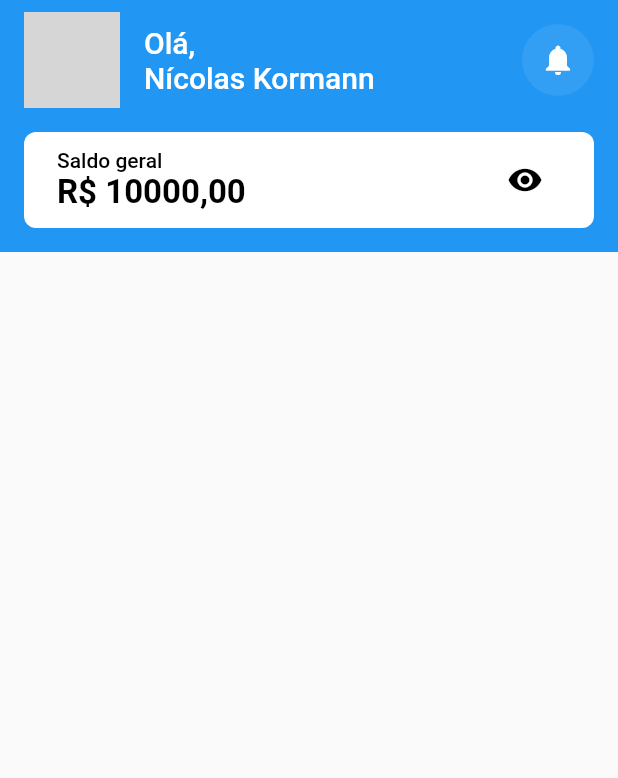
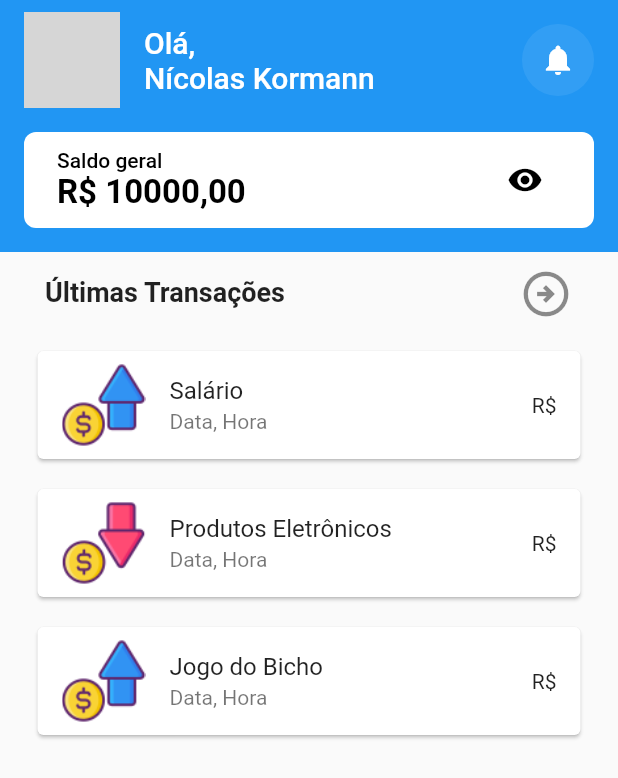
Before and after one commit to Luanftg/PIT01GP01, a Flutter app: the screen it shows after launch, on a phone screen of 412 x 824 dp. Shown: the top 778 px of the screen. Run offline on Flutter 3.47's test engine with Material 2 defaults, Android fonts, the phone set to English and light mode, and no system bars; network calls fail; grey boxes are pictures that could not be loaded.

Commit message:
[feat]: add body_transactions.dart

```diff
--- a/finances_group/lib/src/view/pages/home_page.dart
+++ b/finances_group/lib/src/view/pages/home_page.dart
@@ -1,5 +1,6 @@
 import 'package:finances_group/src/view/widgets/homepage/app_bar.dart';
 import 'package:finances_group/src/view/widgets/homepage/balance.dart';
+import 'package:finances_group/src/view/widgets/homepage/body_transactions.dart';
 import 'package:flutter/material.dart';
 
 class HomePage extends StatelessWidget {
@@ -12,6 +13,7 @@ class HomePage extends StatelessWidget {
         body: ListView(
           children: const [
             BalanceSection(),
+            Bodytest(),
           ],
         ));
   }
--- /dev/null
+++ b/finances_group/lib/src/view/widgets/homepage/body_transactions.dart
@@ -0,0 +1,54 @@
+import 'package:flutter/material.dart';
+
+class Bodytest extends StatelessWidget {
+  const Bodytest({Key? key}) : super(key: key);
+
+  @override
+  Widget build(BuildContext context) {
+    return SafeArea(
+      child: Column(
+        mainAxisAlignment: MainAxisAlignment.end,
+        children: [
+          const ListTile(
+            contentPadding: EdgeInsets.symmetric(vertical: 0, horizontal: 30),
+            leading: Text(
+              'Últimas Transações',
+              style: TextStyle(fontSize: 18, fontWeight: FontWeight.bold),
+            ),
+            trailing: Icon(Icons.arrow_circle_right_outlined, size: 36),
+          ),
+          Card(
+            margin:
+                const EdgeInsets.symmetric(vertical: 10.0, horizontal: 25.0),
+            child: ListTile(
+              leading: Image.asset('assets/income.png'),
+              trailing: const Text('R\$'),
+              title: const Text('Salário'),
+              subtitle: const Text('Data, Hora'),
+            ),
+          ),
+          Card(
+            margin:
+                const EdgeInsets.symmetric(vertical: 10.0, horizontal: 25.0),
+            child: ListTile(
+              leading: Image.asset('assets/expense.png'),
+              title: const Text('Produtos Eletrônicos'),
+              subtitle: const Text('Data, Hora'),
+              trailing: const Text('R\$'),
+            ),
+          ),
+          Card(
+            margin:
+                const EdgeInsets.symmetric(vertical: 10.0, horizontal: 25.0),
+            child: ListTile(
+              leading: Image.asset('assets/income.png'),
+              trailing: const Text('R\$'),
+              title: const Text('Jogo do Bicho'),
+              subtitle: const Text('Data, Hora'),
+            ),
+          )
+        ],
+      ),
+    );
+  }
+}
```
Also changed, not shown: finances_group/lib/src/view/widgets/body_transactions.dart (deleted, +0 -60 lines).
